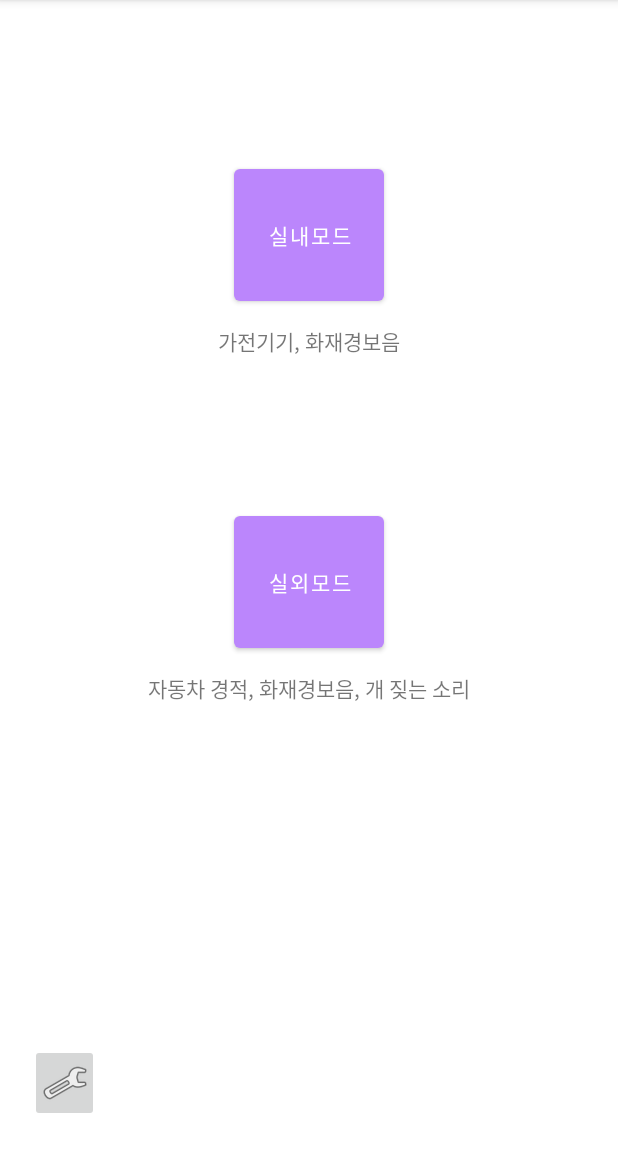
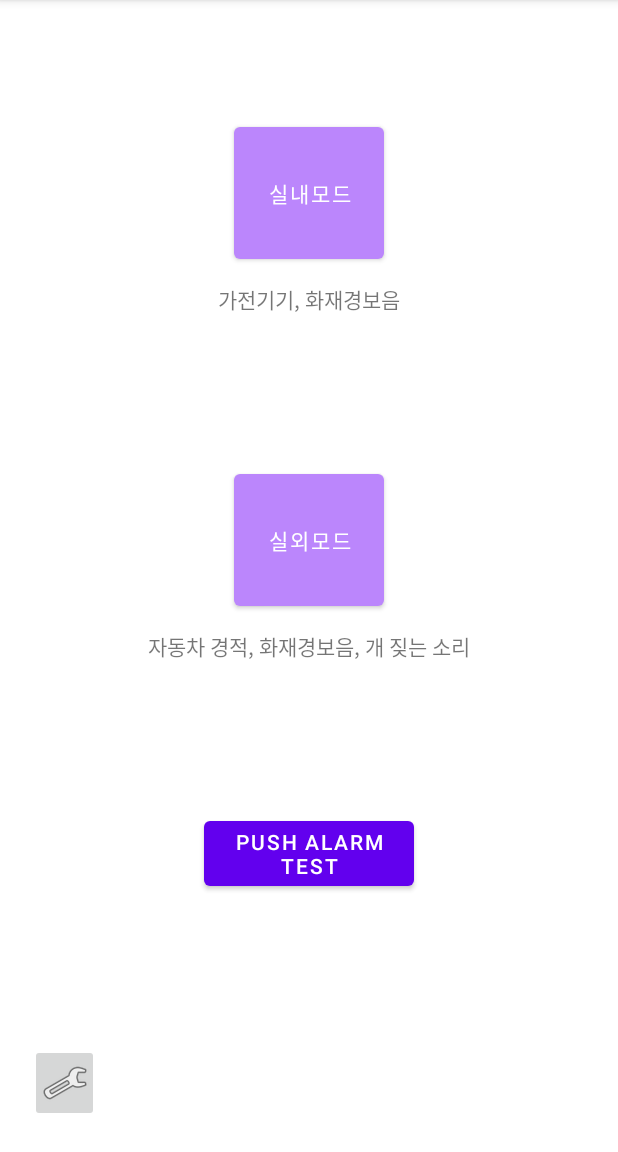
Before and after one commit to ritajeong/let-me-listen, an Android app: the MainActivity screen opened directly, with no data from a screen before it, on a phone screen of 412 x 824 dp, the part 84-1236 px from its top. Run offline under Robolectric (Android 15) with nearby library versions, the phone set to English and light mode, and no system bars.

Commit message:
Add push alarm button You need to add notification channel

```diff
--- a/app/build.gradle
+++ b/app/build.gradle
@@ -8,7 +8,7 @@ android {
 
     defaultConfig {
         applicationId "com.example.letmelisten"
-        minSdkVersion 16
+        minSdkVersion 14
         targetSdkVersion 30
         versionCode 1
         versionName "1.0"
--- a/app/src/main/res/layout/activity_main.xml
+++ b/app/src/main/res/layout/activity_main.xml
@@ -53,6 +53,14 @@
             app:layout_constraintRight_toRightOf="parent"
             app:layout_constraintTop_toTopOf="parent"
             android:layout_marginBottom="100dp"/>
+
+        <Button
+            android:id="@+id/button4"
+            android:layout_width="140dp"
+            android:layout_height="wrap_content"
+            android:text="@string/push_alarm_test"
+            android:onClick="onClick"/>
+
     </LinearLayout>
     <LinearLayout
         android:layout_width="fill_parent"
@@ -70,5 +78,6 @@
             app:srcCompat="@android:drawable/ic_menu_manage"
             android:contentDescription="@string/setting"
             android:onClick="onClick" />
+
     </LinearLayout>
 </LinearLayout>
--- a/app/src/main/res/values/strings.xml
+++ b/app/src/main/res/values/strings.xml
@@ -29,4 +29,5 @@
     <string name="messages_header">Messages</string>
     <string name="sync_header">Sync</string>
     <string name="title_activity_output_setting_fragment">OutputSettingFragment</string>
+    <string name="push_alarm_test">push alarm test</string>
 </resources>
```
Also changed, not shown: app/src/main/java/com/example/letmelisten/MainActivity.java (+19 -0 lines).
